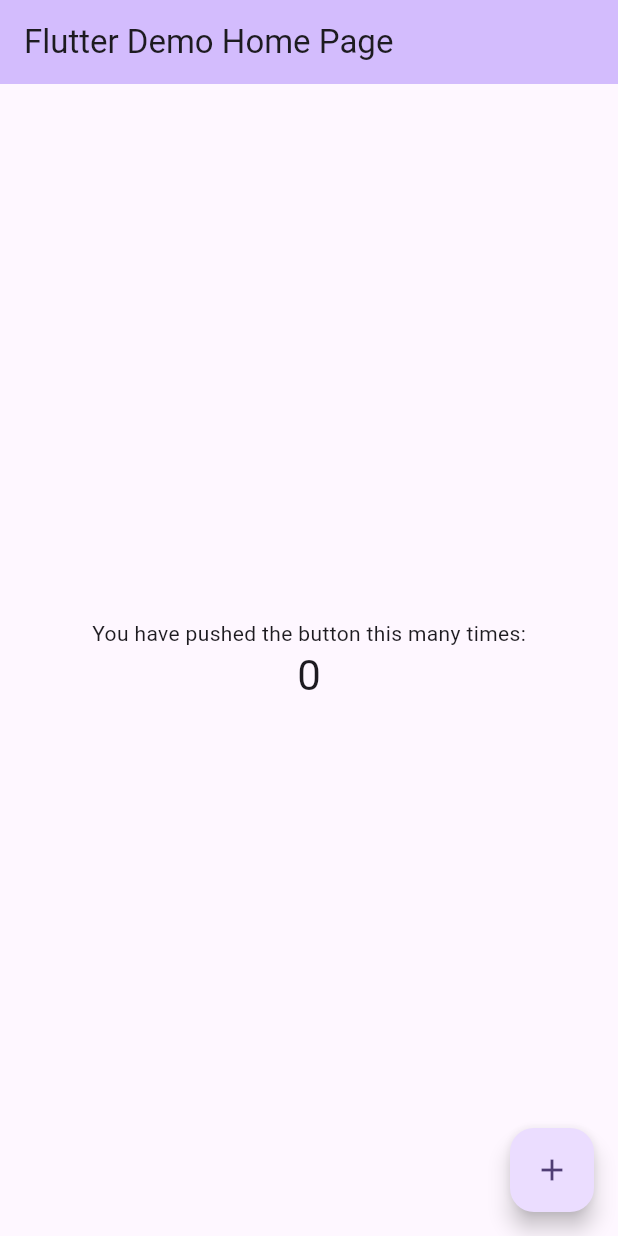
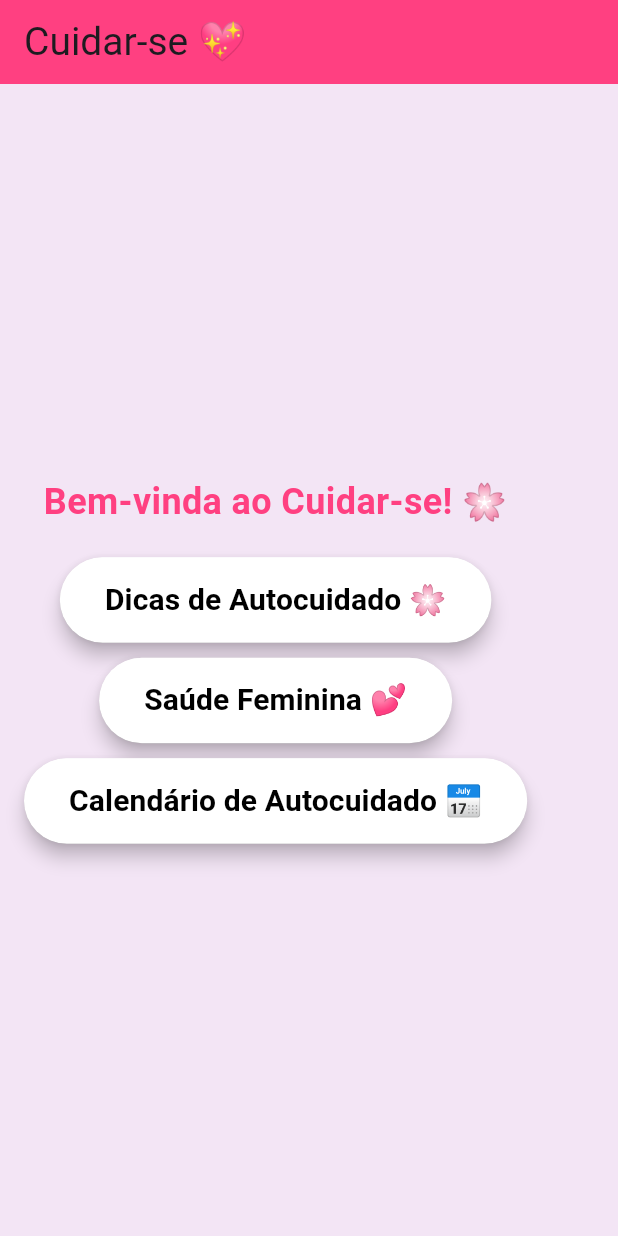
Before and after one commit to Fernandasilbi/TELAS3, a Flutter app: the screen it shows after launch, on a phone screen of 412 x 824 dp. Run offline on Flutter 3.47's test engine with Material 3 defaults, Android fonts, the phone set to English and light mode, and no system bars; Roboto replaces fonts that are missing (DancingScript, Pacifico).

Commit message:
Update main.dart

```diff
--- a/projeto2/lib/main.dart
+++ b/projeto2/lib/main.dart
@@ -1,125 +1,141 @@
 import 'package:flutter/material.dart';
+import 'package:animations/animations.dart';
 
 void main() {
-  runApp(const MyApp());
+  runApp(MulherApp());
 }
 
-class MyApp extends StatelessWidget {
-  const MyApp({super.key});
-
-  // This widget is the root of your application.
+class MulherApp extends StatelessWidget {
   @override
   Widget build(BuildContext context) {
     return MaterialApp(
-      title: 'Flutter Demo',
+      debugShowCheckedModeBanner: false,
+      title: 'Cuidar-se',
       theme: ThemeData(
-        // This is the theme of your application.
-        //
-        // TRY THIS: Try running your application with "flutter run". You'll see
-        // the application has a purple toolbar. Then, without quitting the app,
-        // try changing the seedColor in the colorScheme below to Colors.green
-        // and then invoke "hot reload" (save your changes or press the "hot
-        // reload" button in a Flutter-supported IDE, or press "r" if you used
-        // the command line to start the app).
-        //
-        // Notice that the counter didn't reset back to zero; the application
-        // state is not lost during the reload. To reset the state, use hot
-        // restart instead.
-        //
-        // This works for code too, not just values: Most code changes can be
-        // tested with just a hot reload.
-        colorScheme: ColorScheme.fromSeed(seedColor: Colors.deepPurple),
-        useMaterial3: true,
+        primaryColor: Colors.pinkAccent,
+        scaffoldBackgroundColor: Colors.purple[50],
+        fontFamily: 'Pacifico',
+        elevatedButtonTheme: ElevatedButtonThemeData(
+          style: ElevatedButton.styleFrom(
+            backgroundColor: Colors.white,
+            foregroundColor: Colors.black,
+            shape: RoundedRectangleBorder(borderRadius: BorderRadius.circular(30)),
+            padding: EdgeInsets.symmetric(vertical: 14, horizontal: 30),
+          ),
+        ),
       ),
-      home: const MyHomePage(title: 'Flutter Demo Home Page'),
+      home: HomePage(),
     );
   }
 }
 
-class MyHomePage extends StatefulWidget {
-  const MyHomePage({super.key, required this.title});
-
-  // This widget is the home page of your application. It is stateful, meaning
-  // that it has a State object (defined below) that contains fields that affect
-  // how it looks.
-
-  // This class is the configuration for the state. It holds the values (in this
-  // case the title) provided by the parent (in this case the App widget) and
-  // used by the build method of the State. Fields in a Widget subclass are
-  // always marked "final".
-
-  final String title;
-
-  @override
-  State<MyHomePage> createState() => _MyHomePageState();
-}
-
-class _MyHomePageState extends State<MyHomePage> {
-  int _counter = 0;
-
-  void _incrementCounter() {
-    setState(() {
-      // This call to setState tells the Flutter framework that something has
-      // changed in this State, which causes it to rerun the build method below
-      // so that the display can reflect the updated values. If we changed
-      // _counter without calling setState(), then the build method would not be
-      // called again, and so nothing would appear to happen.
-      _counter++;
-    });
-  }
-
+class HomePage extends StatelessWidget {
   @override
   Widget build(BuildContext context) {
-    // This method is rerun every time setState is called, for instance as done
-    // by the _incrementCounter method above.
-    //
-    // The Flutter framework has been optimized to make rerunning build methods
-    // fast, so that you can just rebuild anything that needs updating rather
-    // than having to individually change instances of widgets.
     return Scaffold(
       appBar: AppBar(
-        // TRY THIS: Try changing the color here to a specific color (to
-        // Colors.amber, perhaps?) and trigger a hot reload to see the AppBar
-        // change color while the other colors stay the same.
-        backgroundColor: Theme.of(context).colorScheme.inversePrimary,
-        // Here we take the value from the MyHomePage object that was created by
-        // the App.build method, and use it to set our appbar title.
-        title: Text(widget.title),
+        title: Text('Cuidar-se 💖', style: TextStyle(fontFamily: 'DancingScript', fontSize: 26)),
+        backgroundColor: Colors.pinkAccent,
       ),
-      body: Center(
-        // Center is a layout widget. It takes a single child and positions it
-        // in the middle of the parent.
+      body: Padding(
+        padding: EdgeInsets.all(16.0),
         child: Column(
-          // Column is also a layout widget. It takes a list of children and
-          // arranges them vertically. By default, it sizes itself to fit its
-          // children horizontally, and tries to be as tall as its parent.
-          //
-          // Column has various properties to control how it sizes itself and
-          // how it positions its children. Here we use mainAxisAlignment to
-          // center the children vertically; the main axis here is the vertical
-          // axis because Columns are vertical (the cross axis would be
-          // horizontal).
-          //
-          // TRY THIS: Invoke "debug painting" (choose the "Toggle Debug Paint"
-          // action in the IDE, or press "p" in the console), to see the
-          // wireframe for each widget.
           mainAxisAlignment: MainAxisAlignment.center,
-          children: <Widget>[
-            const Text(
-              'You have pushed the button this many times:',
+          children: [
+            Text(
+              'Bem-vinda ao Cuidar-se! 🌸',
+              textAlign: TextAlign.center,
+              style: TextStyle(fontSize: 24, fontWeight: FontWeight.bold, color: Colors.pinkAccent, fontFamily: 'DancingScript'),
             ),
-            Text(
-              '$_counter',
-              style: Theme.of(context).textTheme.headlineMedium,
-            ),
+            SizedBox(height: 20),
+            _buildButton(context, 'Dicas de Autocuidado 🌸', DicasPage()),
+            SizedBox(height: 10),
+            _buildButton(context, 'Saúde Feminina 💕', SaudePage()),
+            SizedBox(height: 10),
+            _buildButton(context, 'Calendário de Autocuidado 📅', CalendarioPage()),
           ],
         ),
       ),
-      floatingActionButton: FloatingActionButton(
-        onPressed: _incrementCounter,
-        tooltip: 'Increment',
-        child: const Icon(Icons.add),
-      ), // This trailing comma makes auto-formatting nicer for build methods.
+    );
+  }
+
+  Widget _buildButton(BuildContext context, String text, Widget page) {
+    return OpenContainer(
+      closedElevation: 5,
+      closedColor: Colors.white,
+      closedShape: RoundedRectangleBorder(borderRadius: BorderRadius.circular(30)),
+      transitionType: ContainerTransitionType.fadeThrough,
+      openBuilder: (context, _) => page,
+      closedBuilder: (context, openContainer) => ElevatedButton(
+        onPressed: openContainer,
+        child: Text(text, style: TextStyle(fontSize: 20, fontWeight: FontWeight.bold, fontFamily: 'Pacifico')),
+      ),
     );
   }
 }
+
+class DicasPage extends StatelessWidget {
+  @override
+  Widget build(BuildContext context) {
+    return Scaffold(
+      appBar: AppBar(title: Text('Dicas de Autocuidado 🌸')),
+      body: Padding(
+        padding: EdgeInsets.all(16.0),
+        child: ListView(
+          children: [
+            Text('Cabelo:', style: TextStyle(fontSize: 22, fontWeight: FontWeight.bold, color: Colors.pinkAccent)),
+            Text(' - Hidrate os fios semanalmente.\n - Evite calor excessivo.\n - Use protetor térmico antes do secador.'),
+            SizedBox(height: 10),
+            Text('Maquiagem:', style: TextStyle(fontSize: 22, fontWeight: FontWeight.bold, color: Colors.pinkAccent)),
+            Text(' - Remova a maquiagem antes de dormir.\n - Utilize produtos adequados para seu tipo de pele.\n - Hidrate a pele diariamente.'),
+            SizedBox(height: 10),
+            Text('Depilação:', style: TextStyle(fontSize: 22, fontWeight: FontWeight.bold, color: Colors.pinkAccent)),
+            Text(' - Esfolie a pele antes de depilar.\n - Hidrate a pele após a depilação.\n - Evite exposição ao sol logo após a depilação.'),
+          ],
+        ),
+      ),
+    );
+  }
+}
+
+class SaudePage extends StatelessWidget {
+  @override
+  Widget build(BuildContext context) {
+    return Scaffold(
+      appBar: AppBar(title: Text('Saúde Feminina 💕')),
+      body: Padding(
+        padding: EdgeInsets.all(16.0),
+        child: ListView(
+          children: [
+            Text('Alimentação:', style: TextStyle(fontSize: 22, fontWeight: FontWeight.bold, color: Colors.pinkAccent)),
+            Text(' - Beba pelo menos 2L de água por dia.\n - Consuma alimentos ricos em ferro.\n - Evite excesso de açúcar e gorduras.'),
+            SizedBox(height: 10),
+            Text('Exercícios:', style: TextStyle(fontSize: 22, fontWeight: FontWeight.bold, color: Colors.pinkAccent)),
+            Text(' - Pratique atividades físicas regularmente.\n - Faça alongamentos diários.\n - Mantenha uma rotina de exercícios leves.'),
+            SizedBox(height: 10),
+            Text('Bem-estar emocional:', style: TextStyle(fontSize: 22, fontWeight: FontWeight.bold, color: Colors.pinkAccent)),
+            Text(' - Tenha momentos de autocuidado.\n - Medite e pratique a respiração consciente.\n - Priorize seu sono e descanso.'),
+          ],
+        ),
+      ),
+    );
+  }
+}
+
+class CalendarioPage extends StatelessWidget {
+  @override
+  Widget build(BuildContext context) {
+    return Scaffold(
+      appBar: AppBar(title: Text('Calendário de Autocuidado 📅')),
+      body: Padding(
+        padding: EdgeInsets.all(16.0),
+        child: ListView(
+          children: [
+            Text('Sugestões de Rotina:', style: TextStyle(fontSize: 22, fontWeight: FontWeight.bold, color: Colors.pinkAccent)),
+            Text(' - Segunda: Hidratação capilar\n - Terça: Exercícios físicos\n - Quarta: Spa em casa\n - Quinta: Esfoliação e depilação\n - Sexta: Rotina de skincare\n - Sábado: Meditação e relaxamento\n - Domingo: Planejamento da semana'),
+          ],
+        ),
+      ),
+    );
+  }
+}
```
